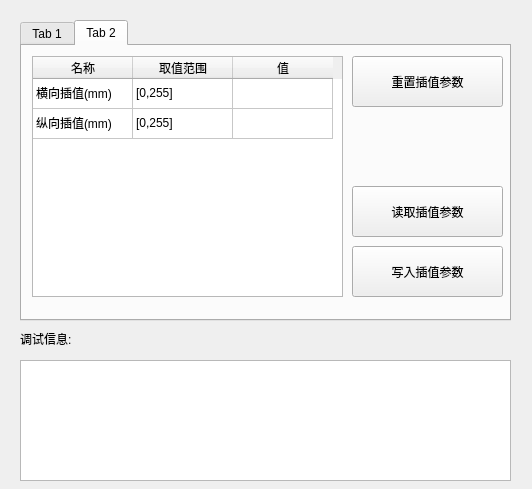
First picture: the form in laser_paramsetingdlg.ui, repository WY-Huang/Laser-Scanning, before the edit.
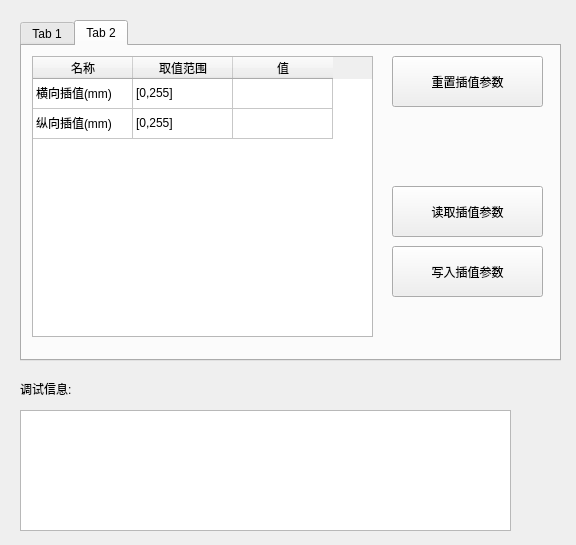
Second picture: the form after the edit. The open tabs and pages were chosen to show the change.

What changed in the file:
```diff
--- a/laser_paramsetingdlg.ui
+++ b/laser_paramsetingdlg.ui
@@ -6,8 +6,8 @@
    <rect>
     <x>0</x>
     <y>0</y>
-    <width>532</width>
-    <height>489</height>
+    <width>576</width>
+    <height>545</height>
    </rect>
   </property>
   <property name="windowTitle">
@@ -18,8 +18,8 @@
     <rect>
      <x>20</x>
      <y>20</y>
-     <width>491</width>
-     <height>301</height>
+     <width>541</width>
+     <height>341</height>
     </rect>
    </property>
    <property name="currentIndex">
@@ -266,8 +266,8 @@
       <rect>
        <x>10</x>
        <y>10</y>
-       <width>311</width>
-       <height>241</height>
+       <width>341</width>
+       <height>281</height>
       </rect>
      </property>
      <attribute name="verticalHeaderVisible">
@@ -332,7 +332,7 @@
     <widget class="QPushButton" name="initTab2Btn">
      <property name="geometry">
       <rect>
-       <x>330</x>
+       <x>370</x>
        <y>10</y>
        <width>151</width>
        <height>51</height>
@@ -345,7 +345,7 @@
     <widget class="QPushButton" name="writeTab2Btn">
      <property name="geometry">
       <rect>
-       <x>330</x>
+       <x>370</x>
        <y>200</y>
        <width>151</width>
        <height>51</height>
@@ -358,7 +358,7 @@
     <widget class="QPushButton" name="readTab2Btn">
      <property name="geometry">
       <rect>
-       <x>330</x>
+       <x>370</x>
        <y>140</y>
        <width>151</width>
        <height>51</height>
@@ -374,7 +374,7 @@
    <property name="geometry">
     <rect>
      <x>20</x>
-     <y>360</y>
+     <y>410</y>
      <width>491</width>
      <height>121</height>
     </rect>
@@ -384,7 +384,7 @@
    <property name="geometry">
     <rect>
      <x>20</x>
-     <y>330</y>
+     <y>380</y>
      <width>67</width>
      <height>17</height>
     </rect>
```
Left out of the diff: 12 changed lines with no effect on the pictures.
